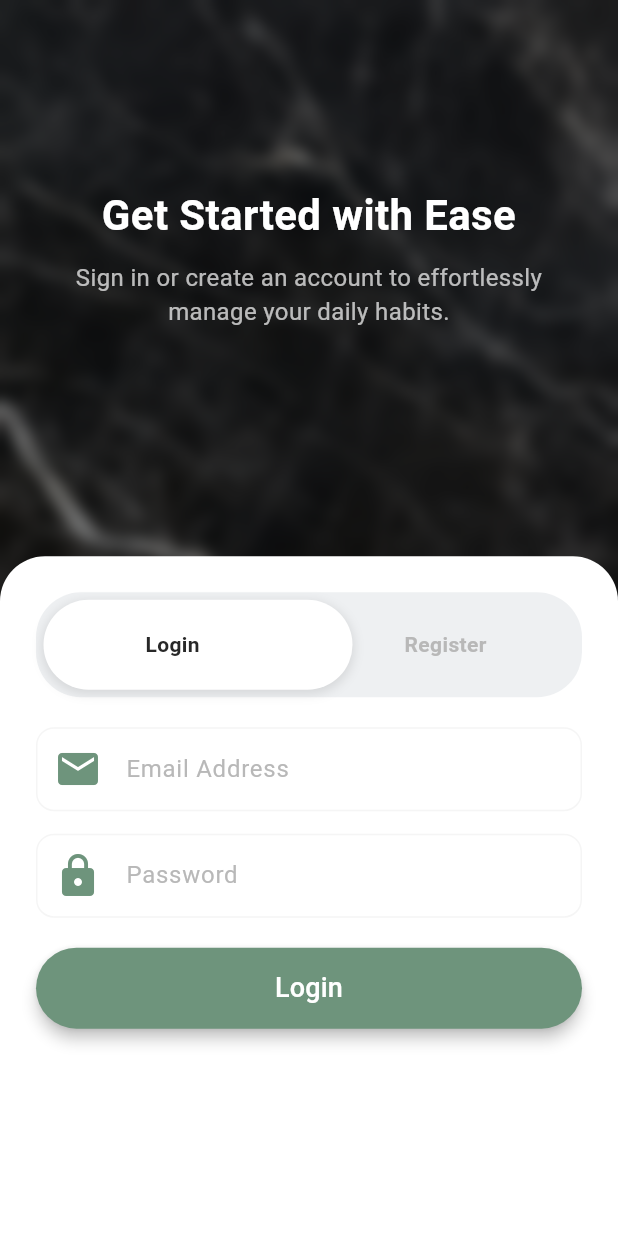
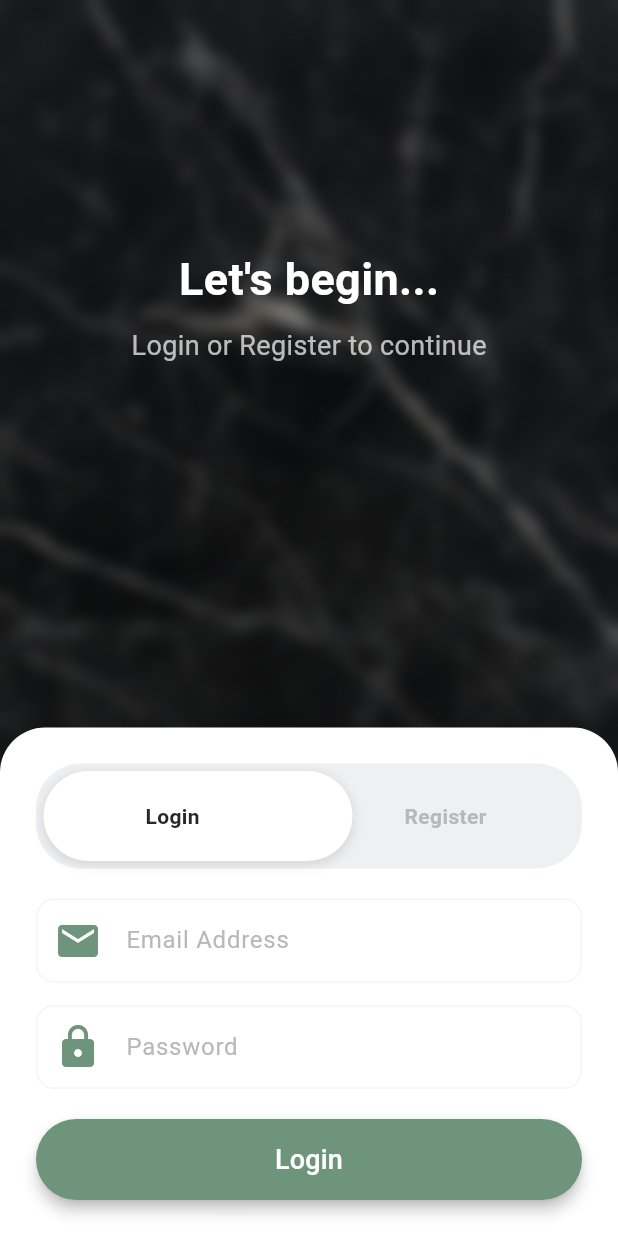
Before and after one commit to BordianuRaul/Bachelor, a Flutter app: the screen it shows after launch, on a phone screen of 412 x 824 dp. Run offline on Flutter 3.47's test engine with Material 3 defaults, Android fonts, the phone set to English and light mode, and no system bars.

Commit message:
Finished redesign for login

```diff
--- a/frontend/lib/src/main.dart
+++ b/frontend/lib/src/main.dart
@@ -14,8 +14,9 @@ void main() {
       ],
       child: MaterialApp(
         initialRoute: '/',  // Start with login screen
-        onGenerateRoute: Routes.generateRoute,  // ✅ Use your custom route generator
+        onGenerateRoute: Routes.generateRoute,
         theme: ThemeData(primarySwatch: Colors.blue),
+        debugShowCheckedModeBanner: false,
       ),
     ),
   );
--- a/frontend/lib/src/screens/login_screen.dart
+++ b/frontend/lib/src/screens/login_screen.dart
@@ -12,6 +12,22 @@ class LoginScreen extends StatefulWidget {
 
 class _LoginScreenState extends State<LoginScreen> {
   bool isLogin = true;
+  late FocusNode _emailFocusNode;
+  late FocusNode _passwordFocusNode;
+
+  @override
+  void initState() {
+    super.initState();
+    _emailFocusNode = FocusNode();
+    _passwordFocusNode = FocusNode();
+  }
+
+  @override
+  void dispose() {
+    _emailFocusNode.dispose();
+    _passwordFocusNode.dispose();
+    super.dispose();
+  }
 
   @override
   Widget build(BuildContext context) {
@@ -19,18 +35,12 @@ class _LoginScreenState extends State<LoginScreen> {
 
     return Scaffold(
       backgroundColor: Colors.black,
-      body: LayoutBuilder(
-        builder: (context, constraints) {
-          double screenHeight = constraints.maxHeight;
-
-          return Stack(
+      body: Stack(
         children: [
           // Background with Blur
-              SizedBox(
-                height: screenHeight * 0.5,
-                child: Stack(
-                  children: [
           Container(
+            width: double.infinity,
+            height: double.infinity,
             decoration: const BoxDecoration(
               image: DecorationImage(
                 image: AssetImage('assets/images/ui_background.jpeg'),
@@ -44,42 +54,57 @@ class _LoginScreenState extends State<LoginScreen> {
               ),
             ),
           ),
-                    // Title & Subtitle
+          // Title & Subtitle at the top
           Positioned(
-                      top: screenHeight * 0.15,
-                      left: 20,
-                      right: 20,
+            top: MediaQuery.of(context).size.height * 0.2,  // Adjust position from top
+            left: 0,
+            right: 0,
             child: Column(
-                        children: const [
-                          Text(
-                            'Get Started with Ease',
+              mainAxisAlignment: MainAxisAlignment.center,
+              children: [
+                // Title with dynamic scaling
+                FittedBox(
+                  fit: BoxFit.scaleDown,
+                  child: Text(
+                    'Let\'s begin...',
                     style: TextStyle(
                       color: Colors.white,
-                              fontSize: 28,
+                      fontSize: 30, // Adjust size as needed
                       fontWeight: FontWeight.bold,
                     ),
                     textAlign: TextAlign.center,
                   ),
-                          SizedBox(height: 10),
-                          Text(
-                            'Sign in or create an account to effortlessly manage your daily habits.',
+                ),
+                const SizedBox(height: 10),
+                // Subtitle with dynamic scaling
+                FittedBox(
+                  fit: BoxFit.scaleDown,
+                  child: Text(
+                    'Login or Register to continue',
                     style: TextStyle(
                       color: Colors.white70,
-                              fontSize: 16,
+                      fontSize: 18, // Adjust size as needed
                     ),
                     textAlign: TextAlign.center,
-                          ),
-                        ],
                   ),
                 ),
               ],
             ),
           ),
-              // Bottom Card UI
+          // Login Card UI
           Align(
             alignment: Alignment.bottomCenter,
-                child: FractionallySizedBox(
-                  heightFactor: 0.55,
+            child: LayoutBuilder(
+              builder: (context, constraints) {
+                // Measure available space
+                double cardHeight = constraints.maxHeight;
+                double cardWidth = constraints.maxWidth;
+
+                // Use MediaQuery to check for keyboard visibility
+                double screenHeight = MediaQuery.of(context).size.height;
+                double keyboardHeight = screenHeight - MediaQuery.of(context).viewInsets.bottom;
+
+                return SingleChildScrollView(
                   child: Container(
                     padding: const EdgeInsets.all(24),
                     decoration: const BoxDecoration(
@@ -141,7 +166,7 @@ class _LoginScreenState extends State<LoginScreen> {
                                       child: GestureDetector(
                                         onTap: () {
                                           setState(() {
-                                            isLogin = !isLogin;
+                                            isLogin = true;
                                           });
                                         },
                                         child: Center(
@@ -160,14 +185,14 @@ class _LoginScreenState extends State<LoginScreen> {
                                       child: GestureDetector(
                                         onTap: () {
                                           setState(() {
-                                            isLogin = !isLogin;
+                                            isLogin = false;
                                           });
                                         },
                                         child: Center(
                                           child: Text(
                                             'Register',
                                             style: TextStyle(
-                                              color: isLogin ? const Color(0xFFb8b8b8) : const Color(0xFF282828),
+                                              color: !isLogin ? const Color(0xFF282828) : const Color(0xFFb8b8b8),
                                               fontWeight: FontWeight.bold,
                                               fontSize: 14,
                                             ),
@@ -185,6 +210,7 @@ class _LoginScreenState extends State<LoginScreen> {
                         // Email Input
                         TextField(
                           controller: loginProvider.emailController,
+                          focusNode: _emailFocusNode,
                           decoration: InputDecoration(
                             filled: true,
                             fillColor: Colors.white,
@@ -209,6 +235,7 @@ class _LoginScreenState extends State<LoginScreen> {
                         // Password Input
                         TextField(
                           controller: loginProvider.passwordController,
+                          focusNode: _passwordFocusNode,
                           obscureText: true,
                           decoration: InputDecoration(
                             filled: true,
@@ -254,11 +281,11 @@ class _LoginScreenState extends State<LoginScreen> {
                       ],
                     ),
                   ),
+                );
+              },
             ),
           ),
         ],
-          );
-        },
       ),
     );
   }
```
Also changed, not shown: frontend/assets/facebook.svg (added). Lines whose indentation alone changed are shown as unchanged.
